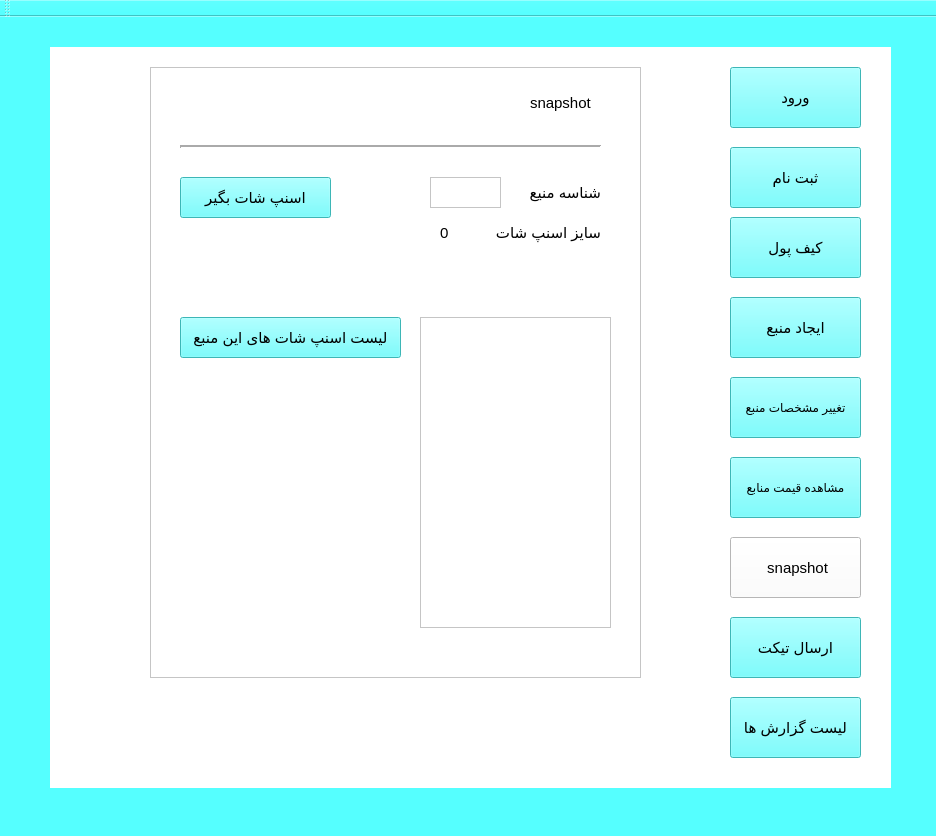
First picture: the form in projV0/grafic.ui, repository negarnegma/database-finalproject, before the edit.
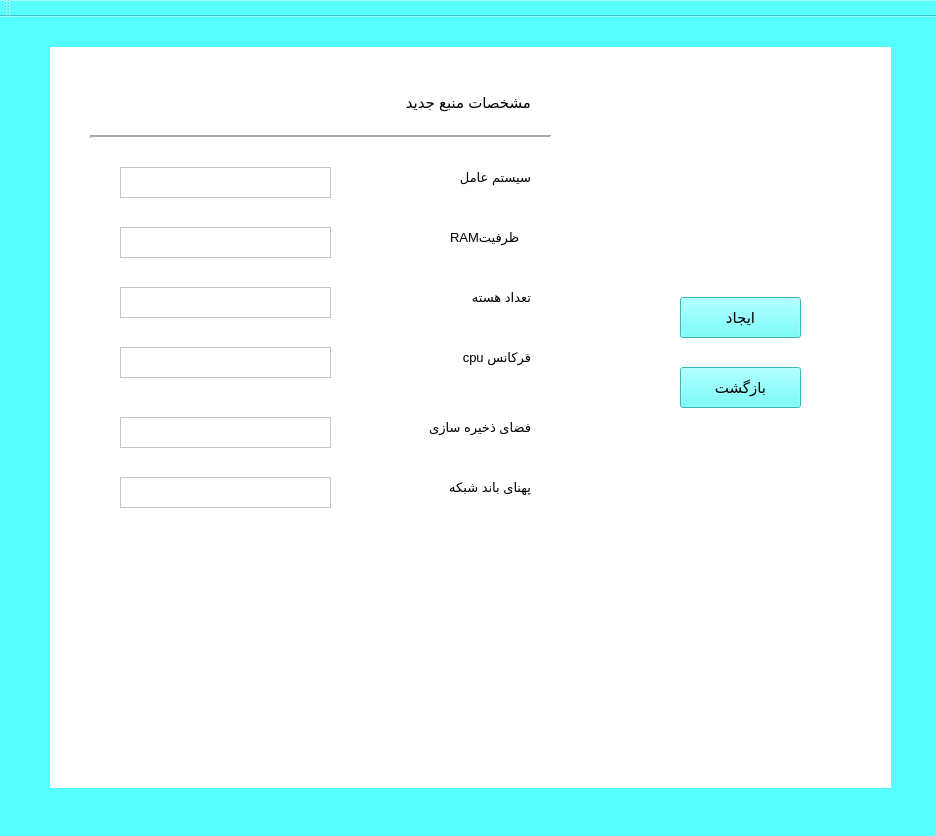
Second picture: the form after the edit.

Commit message: create manba ui

```diff
--- a/projV0/grafic.ui
+++ b/projV0/grafic.ui
@@ -32,7 +32,7 @@
 background-color: rgb(255, 255, 255);</string>
     </property>
     <property name="currentIndex">
-     <number>6</number>
+     <number>4</number>
     </property>
     <widget class="QWidget" name="loginpage">
      <widget class="QWidget" name="widget" native="true">
@@ -2453,6 +2453,273 @@
       </property>
      </widget>
     </widget>
+    <widget class="QWidget" name="page_4">
+     <widget class="QLabel" name="label_152">
+      <property name="geometry">
+       <rect>
+        <x>360</x>
+        <y>430</y>
+        <width>121</width>
+        <height>20</height>
+       </rect>
+      </property>
+      <property name="font">
+       <font>
+        <pointsize>10</pointsize>
+       </font>
+      </property>
+      <property name="text">
+       <string>پهنای باند شبکه</string>
+      </property>
+     </widget>
+     <widget class="QLabel" name="label_55">
+      <property name="geometry">
+       <rect>
+        <x>340</x>
+        <y>370</y>
+        <width>141</width>
+        <height>20</height>
+       </rect>
+      </property>
+      <property name="font">
+       <font>
+        <pointsize>10</pointsize>
+       </font>
+      </property>
+      <property name="text">
+       <string>فضای ذخیره سازی</string>
+      </property>
+     </widget>
+     <widget class="QTextEdit" name="os_in2_2">
+      <property name="geometry">
+       <rect>
+        <x>70</x>
+        <y>120</y>
+        <width>211</width>
+        <height>31</height>
+       </rect>
+      </property>
+      <property name="styleSheet">
+       <string notr="true">background-color: rgb(255, 255, 255);</string>
+      </property>
+     </widget>
+     <widget class="QTextEdit" name="core_in2_2">
+      <property name="geometry">
+       <rect>
+        <x>70</x>
+        <y>240</y>
+        <width>211</width>
+        <height>31</height>
+       </rect>
+      </property>
+      <property name="styleSheet">
+       <string notr="true">background-color: rgb(255, 255, 255);</string>
+      </property>
+     </widget>
+     <widget class="QLabel" name="label_183">
+      <property name="geometry">
+       <rect>
+        <x>380</x>
+        <y>120</y>
+        <width>101</width>
+        <height>20</height>
+       </rect>
+      </property>
+      <property name="font">
+       <font>
+        <pointsize>10</pointsize>
+       </font>
+      </property>
+      <property name="text">
+       <string>سیستم عامل</string>
+      </property>
+     </widget>
+     <widget class="Line" name="line_21">
+      <property name="geometry">
+       <rect>
+        <x>40</x>
+        <y>80</y>
+        <width>461</width>
+        <height>20</height>
+       </rect>
+      </property>
+      <property name="lineWidth">
+       <number>2</number>
+      </property>
+      <property name="orientation">
+       <enum>Qt::Horizontal</enum>
+      </property>
+     </widget>
+     <widget class="QPushButton" name="create_u_conf">
+      <property name="geometry">
+       <rect>
+        <x>630</x>
+        <y>250</y>
+        <width>121</width>
+        <height>41</height>
+       </rect>
+      </property>
+      <property name="font">
+       <font>
+        <pointsize>11</pointsize>
+       </font>
+      </property>
+      <property name="styleSheet">
+       <string notr="true">background-color: rgb(85, 255, 255);</string>
+      </property>
+      <property name="text">
+       <string>ایجاد</string>
+      </property>
+     </widget>
+     <widget class="QLabel" name="label_139">
+      <property name="geometry">
+       <rect>
+        <x>390</x>
+        <y>300</y>
+        <width>91</width>
+        <height>20</height>
+       </rect>
+      </property>
+      <property name="font">
+       <font>
+        <pointsize>10</pointsize>
+       </font>
+      </property>
+      <property name="text">
+       <string>فرکانس cpu</string>
+      </property>
+     </widget>
+     <widget class="QTextEdit" name="storage_in2_2">
+      <property name="geometry">
+       <rect>
+        <x>70</x>
+        <y>370</y>
+        <width>211</width>
+        <height>31</height>
+       </rect>
+      </property>
+      <property name="styleSheet">
+       <string notr="true">background-color: rgb(255, 255, 255);</string>
+      </property>
+     </widget>
+     <widget class="QTextEdit" name="frequency_in2_2">
+      <property name="geometry">
+       <rect>
+        <x>70</x>
+        <y>300</y>
+        <width>211</width>
+        <height>31</height>
+       </rect>
+      </property>
+      <property name="styleSheet">
+       <string notr="true">background-color: rgb(255, 255, 255);</string>
+      </property>
+     </widget>
+     <widget class="QLabel" name="label_64">
+      <property name="geometry">
+       <rect>
+        <x>390</x>
+        <y>240</y>
+        <width>91</width>
+        <height>20</height>
+       </rect>
+      </property>
+      <property name="font">
+       <font>
+        <pointsize>10</pointsize>
+       </font>
+      </property>
+      <property name="text">
+       <string>تعداد هسته</string>
+      </property>
+     </widget>
+     <widget class="QLabel" name="label_130">
+      <property name="geometry">
+       <rect>
+        <x>400</x>
+        <y>180</y>
+        <width>81</width>
+        <height>21</height>
+       </rect>
+      </property>
+      <property name="font">
+       <font>
+        <pointsize>10</pointsize>
+       </font>
+      </property>
+      <property name="layoutDirection">
+       <enum>Qt::RightToLeft</enum>
+      </property>
+      <property name="text">
+       <string>RAMظرفیت </string>
+      </property>
+     </widget>
+     <widget class="QTextEdit" name="bandwidth_in2_2">
+      <property name="geometry">
+       <rect>
+        <x>70</x>
+        <y>430</y>
+        <width>211</width>
+        <height>31</height>
+       </rect>
+      </property>
+      <property name="styleSheet">
+       <string notr="true">background-color: rgb(255, 255, 255);</string>
+      </property>
+     </widget>
+     <widget class="QLabel" name="label_174">
+      <property name="geometry">
+       <rect>
+        <x>310</x>
+        <y>40</y>
+        <width>171</width>
+        <height>31</height>
+       </rect>
+      </property>
+      <property name="font">
+       <font>
+        <pointsize>11</pointsize>
+       </font>
+      </property>
+      <property name="text">
+       <string>مشخصات منبع جدید</string>
+      </property>
+     </widget>
+     <widget class="QTextEdit" name="ram_in2_2">
+      <property name="geometry">
+       <rect>
+        <x>70</x>
+        <y>180</y>
+        <width>211</width>
+        <height>31</height>
+       </rect>
+      </property>
+      <property name="styleSheet">
+       <string notr="true">background-color: rgb(255, 255, 255);</string>
+      </property>
+     </widget>
+     <widget class="QPushButton" name="back_to_manba">
+      <property name="geometry">
+       <rect>
+        <x>630</x>
+        <y>320</y>
+        <width>121</width>
+        <height>41</height>
+       </rect>
+      </property>
+      <property name="font">
+       <font>
+        <pointsize>11</pointsize>
+       </font>
+      </property>
+      <property name="styleSheet">
+       <string notr="true">background-color: rgb(85, 255, 255);</string>
+      </property>
+      <property name="text">
+       <string>بازگشت</string>
+      </property>
+     </widget>
+    </widget>
     <widget class="QWidget" name="page_5">
      <widget class="QGraphicsView" name="graphicsView_16">
       <property name="geometry">
```
The commit also changes 4 other files.
